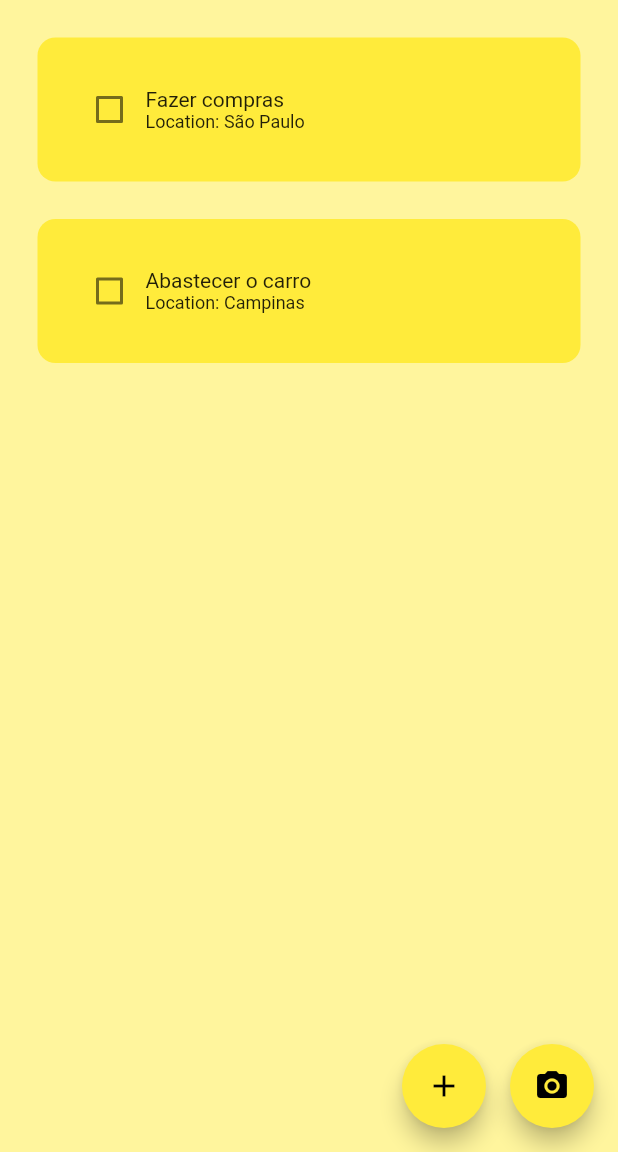
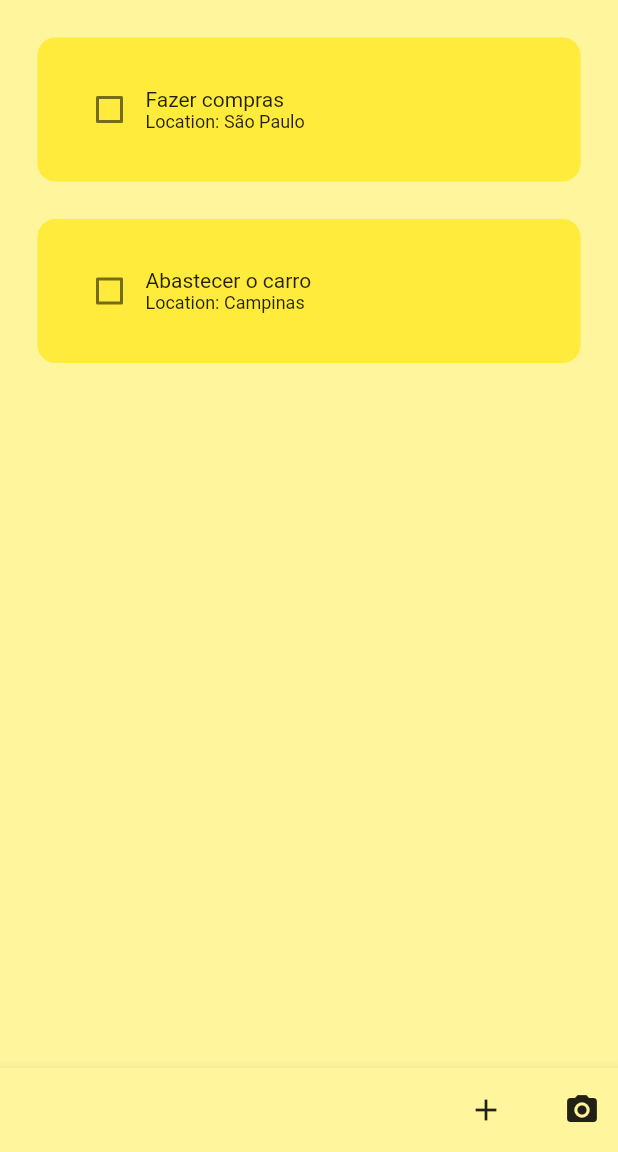
Before and after one commit to RodrigoAugusto31/aula_flutter_modulo01, a Flutter app: the HomePage screen opened by its route, on a phone screen of 412 x 824 dp, the part 84-1236 px from its top. Run offline on Flutter 3.47's test engine with Material 2 defaults, Android fonts, the phone set to English and light mode, and no system bars; drawn by our look-alikes of flutter_slidable; our stand-ins replace firebase_auth, firebase_core, hive, hive_flutter, image_picker, location; accounts and stored records are empty.

Commit message:
Mudando layout dos botoes

```diff
--- a/lib/pages/home_page.dart
+++ b/lib/pages/home_page.dart
@@ -72,19 +72,31 @@ class _HomePageState extends State<HomePage> {
           ),
         ],
       ),
-      floatingActionButton: Row(
+       bottomNavigationBar: BottomAppBar(
+      child: Container(
+        height: kToolbarHeight,
+        color: Colors.yellow[200],
+        child: Row(
           mainAxisAlignment: MainAxisAlignment.end,
           children: [
-          FloatingActionButton(
+            Container(
+              color: Colors.yellow[200],
+              child: IconButton(
                 onPressed: createNewTask,
-            child: const Icon(Icons.add),
+                icon: Icon(Icons.add),
               ),
-          const SizedBox(width: 16),
-          FloatingActionButton(
+            ),
+            SizedBox(width: 16),
+            Container(
+              color: Colors.yellow[200],
+              child: IconButton(
                 onPressed: openCamera,
-            child: const Icon(Icons.camera_alt),
+                icon: Icon(Icons.camera_alt),
+              ),
             ),
           ],
+        ),
+      ),
     ),
       body: Column(
         children: [
```
Lines whose indentation alone changed are shown as unchanged.
